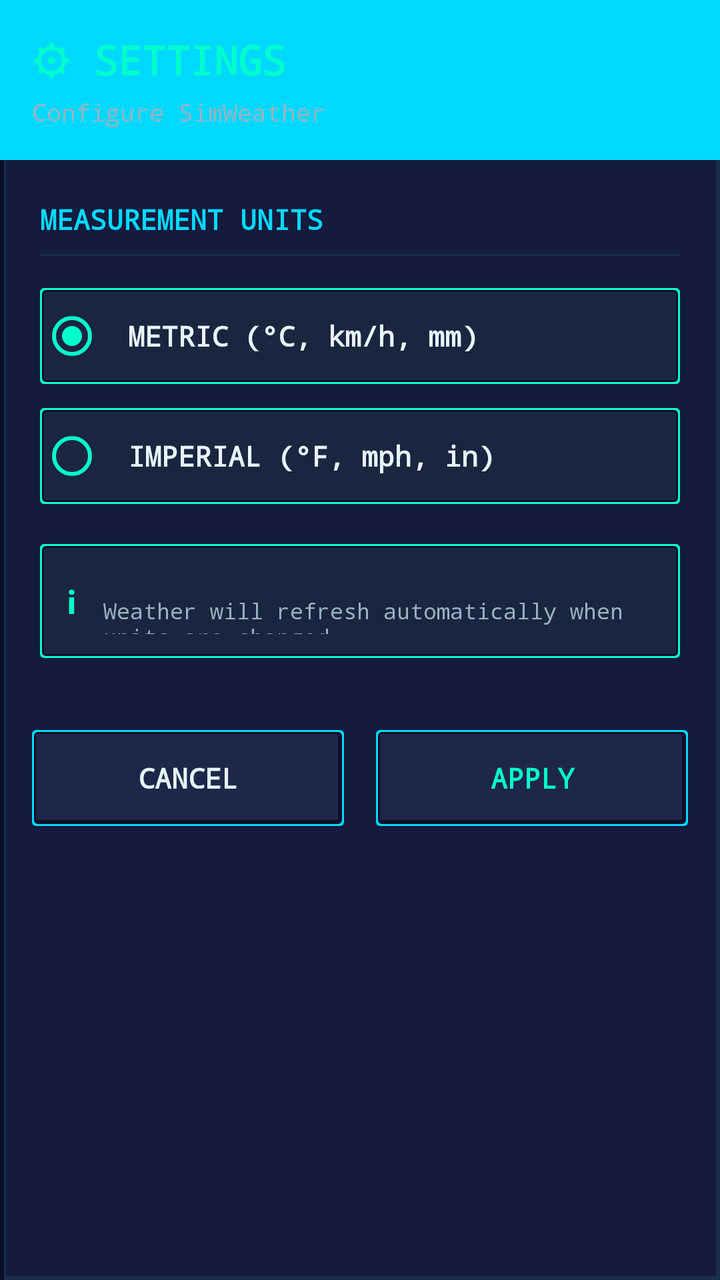
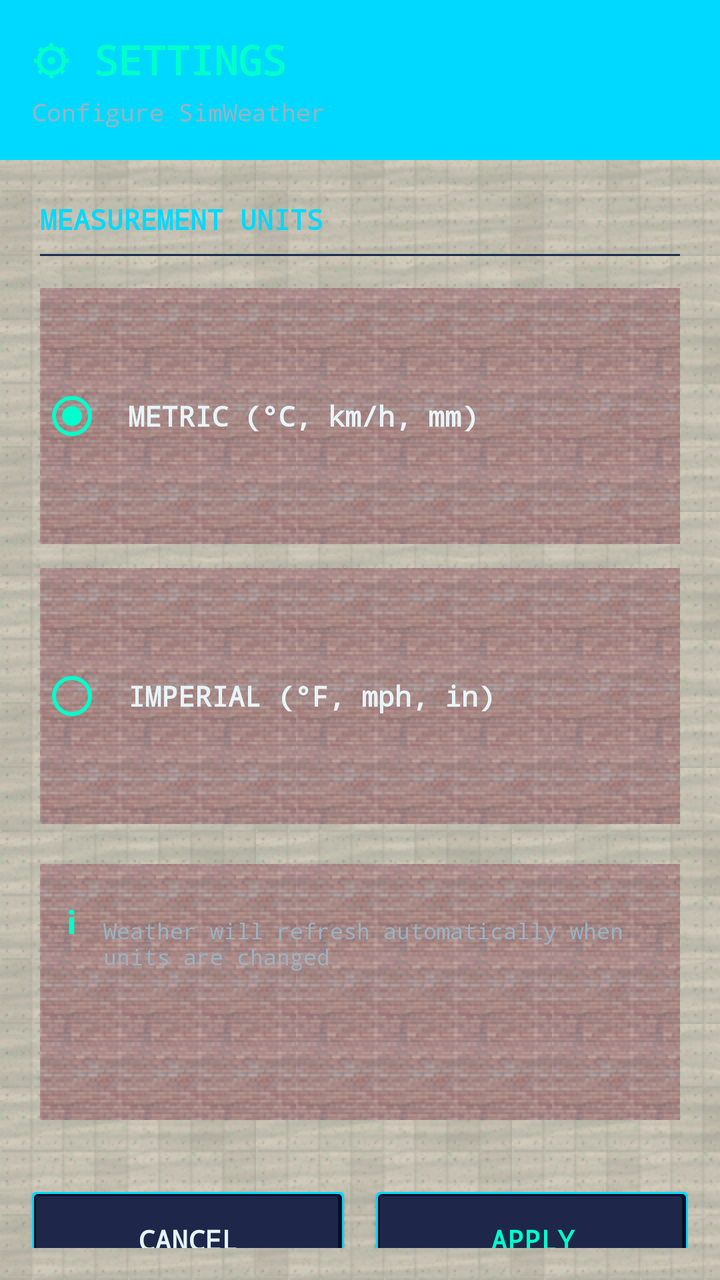

An Android layout rendered at two revisions. The XML below is the earlier revision; the diff shows what the commit changed to produce the second picture.
<!-- AndroidManifest.xml: application theme Theme.SimWeather -->
<!-- res/layout/dialog_settings.xml -->
<?xml version="1.0" encoding="utf-8"?>
<LinearLayout xmlns:android="http://schemas.android.com/apk/res/android"
    android:layout_width="match_parent"
    android:layout_height="wrap_content"
    android:background="@drawable/sc3k_panel_bg"
    android:orientation="vertical"
    android:padding="0dp">

    
    <LinearLayout
        android:layout_width="match_parent"
        android:layout_height="wrap_content"
        android:background="@drawable/sc3k_header_bg"
        android:orientation="vertical"
        android:padding="16dp">

        <TextView
            android:layout_width="wrap_content"
            android:layout_height="wrap_content"
            android:fontFamily="monospace"
            android:text="⚙ SETTINGS"
            android:textColor="@color/sim_cyan_bright"
            android:textSize="20sp"
            android:textStyle="bold" />

        <TextView
            android:layout_width="wrap_content"
            android:layout_height="wrap_content"
            android:layout_marginTop="4dp"
            android:fontFamily="monospace"
            android:text="Configure SimWeather"
            android:textColor="@color/sim_text_secondary"
            android:textSize="12sp" />

    </LinearLayout>

    
    <LinearLayout
        android:layout_width="match_parent"
        android:layout_height="wrap_content"
        android:orientation="vertical"
        android:padding="20dp">

        
        <TextView
            android:layout_width="wrap_content"
            android:layout_height="wrap_content"
            android:fontFamily="monospace"
            android:text="MEASUREMENT UNITS"
            android:textColor="@color/sim_teal_primary"
            android:textSize="14sp"
            android:textStyle="bold" />

        <View
            android:layout_width="match_parent"
            android:layout_height="1dp"
            android:layout_marginTop="8dp"
            android:layout_marginBottom="16dp"
            android:background="@color/sc3k_border_highlight" />

        
        <RadioGroup
            android:id="@+id/rgUnits"
            android:layout_width="match_parent"
            android:layout_height="wrap_content"
            android:orientation="vertical">

            <RadioButton
                android:id="@+id/rbMetric"
                android:layout_width="match_parent"
                android:layout_height="wrap_content"
                android:layout_marginBottom="12dp"
                android:background="@drawable/sc3k_panel_elevated"
                android:buttonTint="@color/sim_cyan_bright"
                android:checked="true"
                android:fontFamily="monospace"
                android:padding="12dp"
                android:text="METRIC (°C, km/h, mm)"
                android:textColor="@color/sim_text_primary"
                android:textSize="14sp"
                android:textStyle="bold" />

            <RadioButton
                android:id="@+id/rbImperial"
                android:layout_width="match_parent"
                android:layout_height="wrap_content"
                android:background="@drawable/sc3k_panel_elevated"
                android:buttonTint="@color/sim_cyan_bright"
                android:fontFamily="monospace"
                android:padding="12dp"
                android:text="IMPERIAL (°F, mph, in)"
                android:textColor="@color/sim_text_primary"
                android:textSize="14sp"
                android:textStyle="bold" />

        </RadioGroup>

        
        <LinearLayout
            android:layout_width="match_parent"
            android:layout_height="wrap_content"
            android:layout_marginTop="20dp"
            android:background="@drawable/sc3k_panel_elevated"
            android:orientation="horizontal"
            android:padding="12dp">

            <TextView
                android:layout_width="wrap_content"
                android:layout_height="wrap_content"
                android:fontFamily="monospace"
                android:text="ℹ"
                android:textColor="@color/sim_cyan_bright"
                android:textSize="24sp" />

            <TextView
                android:layout_width="0dp"
                android:layout_height="wrap_content"
                android:layout_marginStart="12dp"
                android:layout_weight="1"
                android:fontFamily="monospace"
                android:text="Weather will refresh automatically when units are changed"
                android:textColor="@color/sim_text_secondary"
                android:textSize="11sp" />

        </LinearLayout>

    </LinearLayout>

    
    <LinearLayout
        android:layout_width="match_parent"
        android:layout_height="wrap_content"
        android:orientation="horizontal"
        android:padding="16dp">

        <Button
            android:id="@+id/btnCancel"
            android:layout_width="0dp"
            android:layout_height="48dp"
            android:layout_marginEnd="8dp"
            android:layout_weight="1"
            android:background="@drawable/sc3k_button_bg"
            android:fontFamily="monospace"
            android:text="CANCEL"
            android:textColor="@color/sim_text_primary"
            android:textSize="14sp"
            android:textStyle="bold" />

        <Button
            android:id="@+id/btnApply"
            android:layout_width="0dp"
            android:layout_height="48dp"
            android:layout_marginStart="8dp"
            android:layout_weight="1"
            android:background="@drawable/sc3k_button_bg"
            android:fontFamily="monospace"
            android:text="APPLY"
            android:textColor="@color/sim_cyan_bright"
            android:textSize="14sp"
            android:textStyle="bold" />

    </LinearLayout>

</LinearLayout>
<!-- resources referenced by this layout -->
<resources>
  <color name="sc3k_border_highlight">#1A2D4D</color>
  <color name="sim_cyan_bright">#00FFCC</color>
  <color name="sim_teal_primary">#00D9FF</color>
  <color name="sim_text_primary">#E8F4F8</color>
  <color name="sim_text_secondary">#99B3C2</color>
  <!-- drawable sc3k_header_bg (drawable) -->
  <?xml version="1.0" encoding="utf-8"?>
  <layer-list xmlns:android="http://schemas.android.com/apk/res/android">
      
      <item>
          <shape android:shape="rectangle">
              <gradient
                  android:angle="270"
                  android:startColor="#1E3A5F"
                  android:centerColor="#142846"
                  android:endColor="#0A1428" />
          </shape>
      </item>
  
      
      <item android:top="0dp">
          <shape android:shape="rectangle">
              <gradient
                  android:angle="90"
                  android:startColor="#00D9FF"
                  android:endColor="#00000000"
                  android:centerY="0.1" />
          </shape>
      </item>
  
      
      <item android:top="0dp">
          <shape android:shape="rectangle">
              <solid android:color="#00D9FF" />
              <size android:height="2dp" />
          </shape>
      </item>
  </layer-list>
  <!-- drawable sc3k_panel_bg (drawable) -->
  <?xml version="1.0" encoding="utf-8"?>
  <layer-list xmlns:android="http://schemas.android.com/apk/res/android">
      
      <item>
          <shape android:shape="rectangle">
              <solid android:color="#0A0E27" />
              <corners android:radius="0dp" />
          </shape>
      </item>
  
      
      <item
          android:left="2dp"
          android:top="2dp">
          <shape android:shape="rectangle">
              <solid android:color="#1A2D4D" />
          </shape>
      </item>
  
      
      <item
          android:left="3dp"
          android:top="3dp"
          android:right="2dp"
          android:bottom="2dp">
          <shape android:shape="rectangle">
              <solid android:color="#141B3D" />
          </shape>
      </item>
  </layer-list>
  <!-- drawable sc3k_panel_elevated (drawable) -->
  <?xml version="1.0" encoding="utf-8"?>
  <layer-list xmlns:android="http://schemas.android.com/apk/res/android">
      
      <item>
          <shape android:shape="rectangle">
              <solid android:color="#00FFCC" />
              <corners android:radius="2dp" />
          </shape>
      </item>
  
      
      <item
          android:left="1dp"
          android:top="1dp"
          android:right="1dp"
          android:bottom="1dp">
          <shape android:shape="rectangle">
              <solid android:color="#0A0E27" />
              <corners android:radius="2dp" />
          </shape>
      </item>
  
      
      <item
          android:left="2dp"
          android:top="2dp"
          android:right="2dp"
          android:bottom="2dp">
          <shape android:shape="rectangle">
              <solid android:color="#1E2749" />
              <corners android:radius="1dp" />
          </shape>
      </item>
  
      
      <item
          android:left="3dp"
          android:top="3dp"
          android:right="3dp"
          android:bottom="3dp">
          <shape android:shape="rectangle">
              <solid android:color="#1A2540" />
              <corners android:radius="1dp" />
          </shape>
      </item>
  </layer-list>
  <color name="sim_teal_dark">#0099CC</color>
  <color name="sim_dark_bg">#0A0E27</color>
  <color name="sim_dark_surface">#141B3D</color>
  <!-- unchanged entries left out for length: 2 -->
</resources>

<!-- the commit's change to res/layout/dialog_settings.xml (unified diff, before → after) -->
@@ -2,7 +2,7 @@
 <LinearLayout xmlns:android="http://schemas.android.com/apk/res/android"
     android:layout_width="match_parent"
     android:layout_height="wrap_content"
-    android:background="@drawable/sc3k_panel_bg"
+    android:background="@drawable/sc3k_concrete_bg_tiled"
     android:orientation="vertical"
     android:padding="0dp">
 
@@ -70,7 +70,7 @@
                 android:layout_width="match_parent"
                 android:layout_height="wrap_content"
                 android:layout_marginBottom="12dp"
-                android:background="@drawable/sc3k_panel_elevated"
+                android:background="@drawable/sc3k_brick_bg_tiled"
                 android:buttonTint="@color/sim_cyan_bright"
                 android:checked="true"
                 android:fontFamily="monospace"
@@ -84,7 +84,7 @@
                 android:id="@+id/rbImperial"
                 android:layout_width="match_parent"
                 android:layout_height="wrap_content"
-                android:background="@drawable/sc3k_panel_elevated"
+                android:background="@drawable/sc3k_brick_bg_tiled"
                 android:buttonTint="@color/sim_cyan_bright"
                 android:fontFamily="monospace"
                 android:padding="12dp"
@@ -100,7 +100,7 @@
             android:layout_width="match_parent"
             android:layout_height="wrap_content"
             android:layout_marginTop="20dp"
-            android:background="@drawable/sc3k_panel_elevated"
+            android:background="@drawable/sc3k_brick_bg_tiled"
             android:orientation="horizontal"
             android:padding="12dp">
 
<!-- resource entries referenced after the edit -->
@@ -5,6 +5,16 @@
   <color name="sim_teal_primary">#00D9FF</color>
   <color name="sim_text_primary">#E8F4F8</color>
   <color name="sim_text_secondary">#99B3C2</color>
+  <!-- drawable sc3k_brick_bg_tiled (drawable) -->
+  <?xml version="1.0" encoding="utf-8"?>
+  <bitmap xmlns:android="http://schemas.android.com/apk/res/android"
+      android:src="@drawable/sc3k_brick_bg"
+      android:tileMode="repeat" />
+  <!-- drawable sc3k_concrete_bg_tiled (drawable) -->
+  <?xml version="1.0" encoding="utf-8"?>
+  <bitmap xmlns:android="http://schemas.android.com/apk/res/android"
+      android:src="@drawable/sc3k_concrete_bg"
+      android:tileMode="repeat" />
   <!-- drawable sc3k_header_bg (drawable) -->
   <?xml version="1.0" encoding="utf-8"?>
   <layer-list xmlns:android="http://schemas.android.com/apk/res/android">
@@ -38,84 +48,8 @@
           </shape>
       </item>
   </layer-list>
-  <!-- drawable sc3k_panel_bg (drawable) -->
-  <?xml version="1.0" encoding="utf-8"?>
-  <layer-list xmlns:android="http://schemas.android.com/apk/res/android">
-      
-      <item>
-          <shape android:shape="rectangle">
-              <solid android:color="#0A0E27" />
-              <corners android:radius="0dp" />
-          </shape>
-      </item>
-  
-      
-      <item
-          android:left="2dp"
-          android:top="2dp">
-          <shape android:shape="rectangle">
-              <solid android:color="#1A2D4D" />
-          </shape>
-      </item>
-  
-      
-      <item
-          android:left="3dp"
-          android:top="3dp"
-          android:right="2dp"
-          android:bottom="2dp">
-          <shape android:shape="rectangle">
-              <solid android:color="#141B3D" />
-          </shape>
-      </item>
-  </layer-list>
-  <!-- drawable sc3k_panel_elevated (drawable) -->
-  <?xml version="1.0" encoding="utf-8"?>
-  <layer-list xmlns:android="http://schemas.android.com/apk/res/android">
-      
-      <item>
-          <shape android:shape="rectangle">
-              <solid android:color="#00FFCC" />
-              <corners android:radius="2dp" />
-          </shape>
-      </item>
-  
-      
-      <item
-          android:left="1dp"
-          android:top="1dp"
-          android:right="1dp"
-          android:bottom="1dp">
-          <shape android:shape="rectangle">
-              <solid android:color="#0A0E27" />
-              <corners android:radius="2dp" />
-          </shape>
-      </item>
-  
-      
-      <item
-          android:left="2dp"
-          android:top="2dp"
-          android:right="2dp"
-          android:bottom="2dp">
-          <shape android:shape="rectangle">
-              <solid android:color="#1E2749" />
-              <corners android:radius="1dp" />
-          </shape>
-      </item>
-  
-      
-      <item
-          android:left="3dp"
-          android:top="3dp"
-          android:right="3dp"
-          android:bottom="3dp">
-          <shape android:shape="rectangle">
-              <solid android:color="#1A2540" />
-              <corners android:radius="1dp" />
-          </shape>
-      </item>
-  </layer-list>
+  <!-- drawable sc3k_brick_bg: png bitmap (drawable, 4092 bytes) -->
+  <!-- drawable sc3k_concrete_bg: png bitmap (drawable, 27615 bytes) -->
   <color name="sim_teal_dark">#0099CC</color>
   <color name="sim_dark_bg">#0A0E27</color>
   <color name="sim_dark_surface">#141B3D</color>
